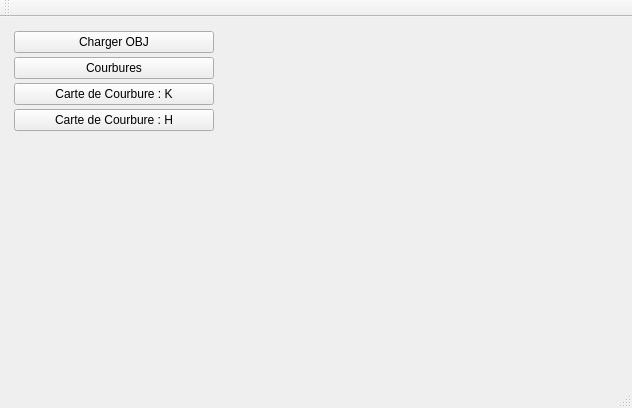
This is starterLight/mainwindow.ui in ME220397/Courbures-discretes as Qt 5 draws it before an edit. The edited form follows.
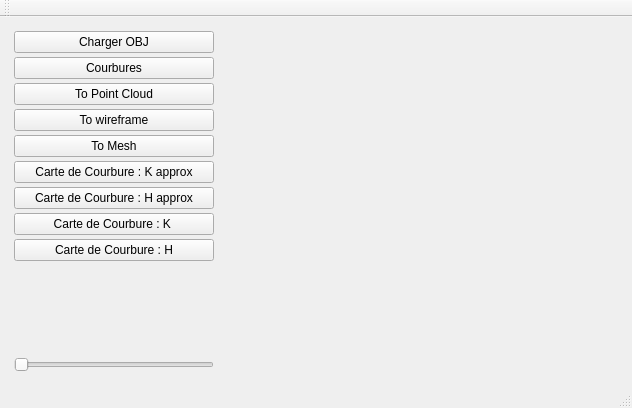
This is the edited form. Custom widgets are drawn as their Qt base class.

The edit to the form file:
```diff
--- a/starterLight/mainwindow.ui
+++ b/starterLight/mainwindow.ui
@@ -65,16 +65,51 @@
          </property>
         </widget>
        </item>
+       <item>
+        <widget class="QPushButton" name="pushButton_PC">
+         <property name="text">
+          <string>To Point Cloud</string>
+         </property>
+        </widget>
+       </item>
+       <item>
+        <widget class="QPushButton" name="pushButton_WF">
+         <property name="text">
+          <string>To wireframe</string>
+         </property>
+        </widget>
+       </item>
+       <item>
+        <widget class="QPushButton" name="pushButton_Me">
+         <property name="text">
+          <string>To Mesh</string>
+         </property>
+        </widget>
+       </item>
        <item>
         <widget class="QPushButton" name="pushButton_K">
          <property name="text">
-          <string>Carte de Courbure : K</string>
+          <string>Carte de Courbure : K approx</string>
          </property>
         </widget>
        </item>
        <item>
         <widget class="QPushButton" name="pushButton_H">
          <property name="text">
+          <string>Carte de Courbure : H approx</string>
+         </property>
+        </widget>
+       </item>
+       <item>
+        <widget class="QPushButton" name="pushButton">
+         <property name="text">
+          <string>Carte de Courbure : K </string>
+         </property>
+        </widget>
+       </item>
+       <item>
+        <widget class="QPushButton" name="pushButton_2">
+         <property name="text">
           <string>Carte de Courbure : H</string>
          </property>
         </widget>
@@ -92,6 +127,19 @@
          </property>
         </spacer>
        </item>
+       <item>
+        <widget class="QSlider" name="horizontalSlider">
+         <property name="minimum">
+          <number>0</number>
+         </property>
+         <property name="maximum">
+          <number>30</number>
+         </property>
+         <property name="orientation">
+          <enum>Qt::Horizontal</enum>
+         </property>
+        </widget>
+       </item>
       </layout>
      </widget>
     </item>
```
Left out of the diff: 2 changed lines with no effect on the pictures.
